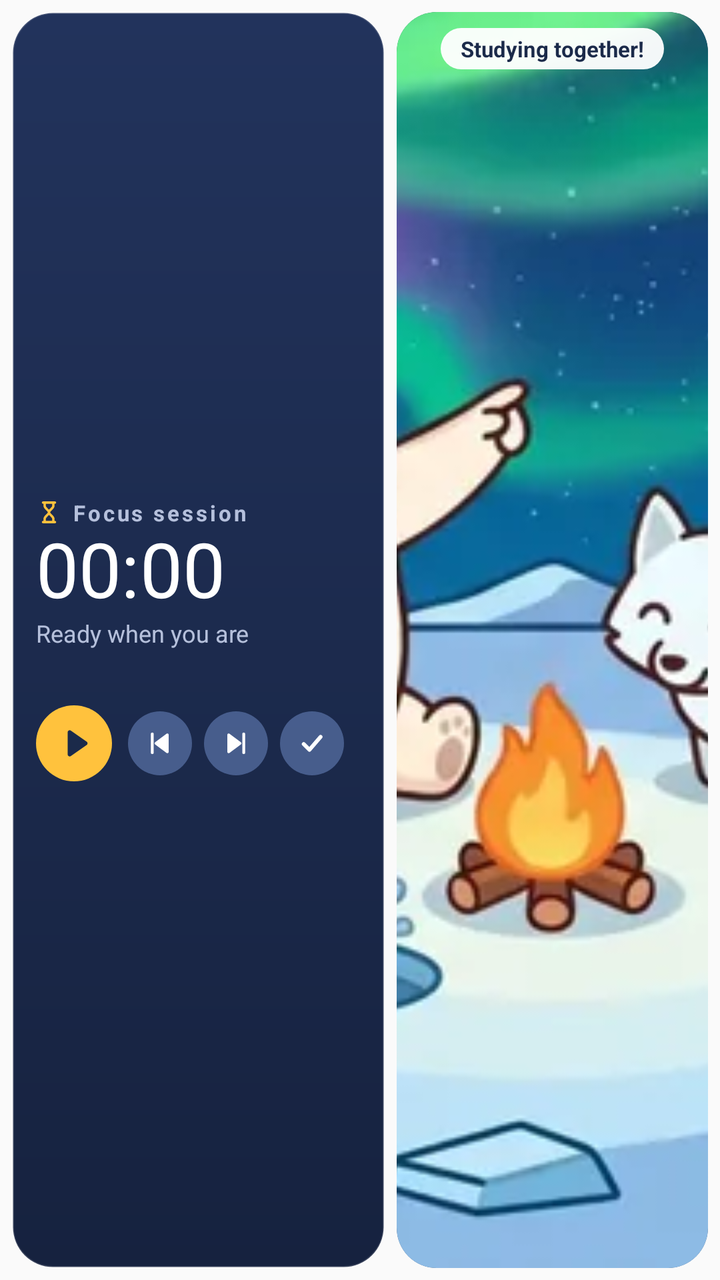
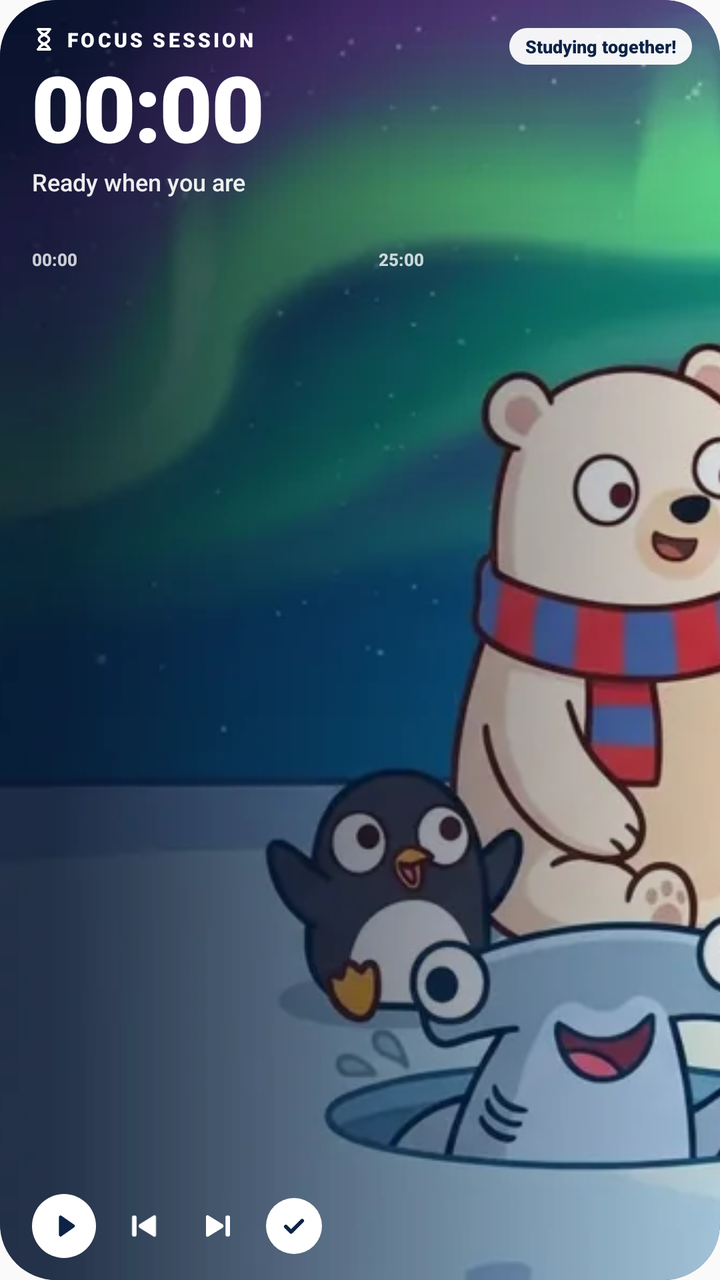

An Android layout rendered at two revisions. The XML below is the earlier revision; the diff shows what the commit changed to produce the second picture.
<!-- AndroidManifest.xml: another module's application theme AppTheme -->
<!-- res/layout/fp_widget_large.xml -->
<?xml version="1.0" encoding="utf-8"?>
<LinearLayout xmlns:android="http://schemas.android.com/apk/res/android"
    android:id="@+id/fp_root"
    android:layout_width="match_parent"
    android:layout_height="match_parent"
    android:background="@drawable/fp_widget_bg"
    android:orientation="horizontal"
    android:padding="6dp">

    
    <LinearLayout
        android:id="@+id/fp_card"
        android:layout_width="0dp"
        android:layout_height="match_parent"
        android:layout_weight="1.2"
        android:background="@drawable/fp_card_dark"
        android:gravity="center_vertical"
        android:orientation="vertical"
        android:paddingStart="12dp"
        android:paddingTop="8dp"
        android:paddingEnd="12dp"
        android:paddingBottom="8dp">

        <LinearLayout
            android:layout_width="wrap_content"
            android:layout_height="wrap_content"
            android:gravity="center_vertical"
            android:orientation="horizontal">

            <ImageView
                android:layout_width="13dp"
                android:layout_height="13dp"
                android:importantForAccessibility="no"
                android:src="@drawable/fp_ic_hourglass" />

            <TextView
                android:id="@+id/fp_mode"
                android:layout_width="wrap_content"
                android:layout_height="wrap_content"
                android:layout_marginStart="5dp"
                android:letterSpacing="0.12"
                android:maxLines="1"
                android:text="@string/fp_mode_study"
                android:textColor="#CCDCE6FF"
                android:textSize="11sp"
                android:textStyle="bold" />
        </LinearLayout>

        <Chronometer
            android:id="@+id/fp_time"
            style="@style/FpTime"
            android:layout_width="wrap_content"
            android:layout_height="wrap_content"
            android:includeFontPadding="false"
            android:textColor="#FFFFFFFF"
            android:textSize="38sp" />

        <TextView
            android:id="@+id/fp_phrase"
            android:layout_width="match_parent"
            android:layout_height="wrap_content"
            android:ellipsize="end"
            android:maxLines="1"
            android:text="@string/fp_phrase_study_idle"
            android:textColor="#CCDCE6FF"
            android:textSize="12sp" />

        <ImageView
            android:id="@+id/fp_bar"
            android:layout_width="match_parent"
            android:layout_height="20dp"
            android:layout_marginTop="4dp"
            android:importantForAccessibility="no"
            android:scaleType="fitCenter" />

        <LinearLayout
            android:layout_width="match_parent"
            android:layout_height="wrap_content"
            android:layout_marginTop="4dp"
            android:gravity="center_vertical"
            android:orientation="horizontal">

            <ImageButton
                android:id="@+id/fp_toggle"
                android:layout_width="38dp"
                android:layout_height="38dp"
                android:background="@drawable/fp_btn_main"
                android:contentDescription="@string/fp_start"
                android:padding="9dp"
                android:scaleType="fitCenter"
                android:src="@drawable/fp_ic_play" />

            <ImageButton
                android:id="@+id/fp_reset"
                android:layout_width="32dp"
                android:layout_height="32dp"
                android:layout_marginStart="8dp"
                android:background="@drawable/fp_btn"
                android:contentDescription="@string/fp_reset"
                android:padding="8dp"
                android:scaleType="fitCenter"
                android:src="@drawable/fp_ic_prev" />

            <ImageButton
                android:id="@+id/fp_skip"
                android:layout_width="32dp"
                android:layout_height="32dp"
                android:layout_marginStart="6dp"
                android:background="@drawable/fp_btn"
                android:contentDescription="@string/fp_skip"
                android:padding="8dp"
                android:scaleType="fitCenter"
                android:src="@drawable/fp_ic_next" />

            <ImageButton
                android:id="@+id/fp_finish"
                android:layout_width="32dp"
                android:layout_height="32dp"
                android:layout_marginStart="6dp"
                android:background="@drawable/fp_btn"
                android:contentDescription="@string/fp_finish"
                android:padding="7dp"
                android:scaleType="fitCenter"
                android:src="@drawable/fp_ic_check" />
        </LinearLayout>
    </LinearLayout>

    
    <FrameLayout
        android:layout_width="0dp"
        android:layout_height="match_parent"
        android:layout_marginStart="6dp"
        android:layout_weight="1">

        <ImageView
            android:id="@+id/fp_art"
            android:layout_width="match_parent"
            android:layout_height="match_parent"
            android:background="@drawable/fp_art_round"
            android:clipToOutline="true"
            android:contentDescription="@string/fp_widget_large"
            android:scaleType="centerCrop"
            android:src="@drawable/fp_widget_amigos" />

        <TextView
            android:id="@+id/fp_bubble"
            android:layout_width="wrap_content"
            android:layout_height="wrap_content"
            android:layout_gravity="top|center_horizontal"
            android:layout_marginTop="8dp"
            android:background="@drawable/fp_bubble"
            android:maxLines="1"
            android:paddingStart="10dp"
            android:paddingTop="3dp"
            android:paddingEnd="10dp"
            android:paddingBottom="3dp"
            android:text="@string/fp_bubble_study"
            android:textColor="#FF1B2A4A"
            android:textSize="11sp"
            android:textStyle="bold" />
    </FrameLayout>
</LinearLayout>
<!-- resources referenced by this layout -->
<resources>
  <!-- drawable fp_art_round (drawable) -->
  <?xml version="1.0" encoding="utf-8"?>
  <shape xmlns:android="http://schemas.android.com/apk/res/android" android:shape="rectangle">
      <corners android:radius="20dp" />
      <solid android:color="#FF16223F" />
  </shape>
  <!-- drawable fp_btn (drawable) -->
  <?xml version="1.0" encoding="utf-8"?>
  <shape xmlns:android="http://schemas.android.com/apk/res/android" android:shape="oval">
      <solid android:color="#B35A74A8" />
  </shape>
  <!-- drawable fp_btn_main (drawable) -->
  <?xml version="1.0" encoding="utf-8"?>
  <shape xmlns:android="http://schemas.android.com/apk/res/android" android:shape="oval">
      <solid android:color="#FFFFC23D" />
  </shape>
  <!-- drawable fp_bubble (drawable) -->
  <?xml version="1.0" encoding="utf-8"?>
  <shape xmlns:android="http://schemas.android.com/apk/res/android" android:shape="rectangle">
      <corners android:radius="12dp" />
      <solid android:color="#F2FFFFFF" />
  </shape>
  <!-- drawable fp_card_dark (drawable) -->
  <?xml version="1.0" encoding="utf-8"?>
  <shape xmlns:android="http://schemas.android.com/apk/res/android" android:shape="rectangle">
      <corners android:radius="20dp" />
      <gradient android:angle="270" android:startColor="#FF22335C" android:endColor="#FF16223F" />
      <stroke android:width="1dp" android:color="#26FFFFFF" />
  </shape>
  <!-- drawable fp_ic_check (drawable) -->
  <?xml version="1.0" encoding="utf-8"?>
  <vector xmlns:android="http://schemas.android.com/apk/res/android"
      android:width="24dp" android:height="24dp" android:viewportWidth="24" android:viewportHeight="24">
      <path android:strokeColor="#FFFFFFFF" android:strokeWidth="2.6" android:strokeLineCap="round" android:strokeLineJoin="round" android:fillColor="#00000000" android:pathData="M6.5 12.5l3.8 3.8 7.4-8.6" />
  </vector>
  <!-- drawable fp_ic_hourglass (drawable) -->
  <?xml version="1.0" encoding="utf-8"?>
  <vector xmlns:android="http://schemas.android.com/apk/res/android"
      android:width="24dp" android:height="24dp" android:viewportWidth="24" android:viewportHeight="24">
      <path android:strokeColor="#FFFFC23D" android:strokeWidth="2.2" android:strokeLineCap="round" android:strokeLineJoin="round" android:fillColor="#00000000" android:pathData="M6.5 3h11M6.5 21h11M8 3v3.2c0 2.2 4 3.6 4 5.8s-4 3.6-4 5.8V21M16 3v3.2c0 2.2-4 3.6-4 5.8s4 3.6 4 5.8V21" />
  </vector>
  <!-- drawable fp_ic_next (drawable) -->
  <?xml version="1.0" encoding="utf-8"?>
  <vector xmlns:android="http://schemas.android.com/apk/res/android"
      android:width="24dp" android:height="24dp" android:viewportWidth="24" android:viewportHeight="24">
      <path android:fillColor="#FFFFFFFF" android:pathData="M5.5 5.6a1 1 0 0 1 1.6-.8l8.6 6.4a1 1 0 0 1 0 1.6l-8.6 6.4a1 1 0 0 1-1.6-.8z" />
      <path android:strokeColor="#FFFFFFFF" android:strokeWidth="2.2" android:strokeLineCap="round" android:strokeLineJoin="round" android:fillColor="#00000000" android:pathData="M17.8 5v14" />
  </vector>
  <!-- drawable fp_ic_play (drawable) -->
  <?xml version="1.0" encoding="utf-8"?>
  <vector xmlns:android="http://schemas.android.com/apk/res/android"
      android:width="24dp" android:height="24dp" android:viewportWidth="24" android:viewportHeight="24">
      <path android:fillColor="#FF1B2A4A" android:pathData="M8.2 5.3a1.2 1.2 0 0 1 1.8-1l9.6 6.7a1.2 1.2 0 0 1 0 2L10 19.7a1.2 1.2 0 0 1-1.8-1z" />
  </vector>
  <!-- drawable fp_ic_prev (drawable) -->
  <?xml version="1.0" encoding="utf-8"?>
  <vector xmlns:android="http://schemas.android.com/apk/res/android"
      android:width="24dp" android:height="24dp" android:viewportWidth="24" android:viewportHeight="24">
      <path android:fillColor="#FFFFFFFF" android:pathData="M18.5 5.6a1 1 0 0 0-1.6-.8l-8.6 6.4a1 1 0 0 0 0 1.6l8.6 6.4a1 1 0 0 0 1.6-.8z" />
      <path android:strokeColor="#FFFFFFFF" android:strokeWidth="2.2" android:strokeLineCap="round" android:strokeLineJoin="round" android:fillColor="#00000000" android:pathData="M6.2 5v14" />
  </vector>
  <!-- drawable fp_widget_amigos: webp bitmap (drawable-nodpi, 22660 bytes) -->
  <!-- drawable fp_widget_bg (drawable) -->
  <?xml version="1.0" encoding="utf-8"?>
  <shape xmlns:android="http://schemas.android.com/apk/res/android" android:shape="rectangle">
      <solid android:color="@android:color/transparent" />
  </shape>
  <string name="fp_reset">Reset</string>
  <style name="FpTime">
          <item name="android:fontFamily">sans-serif-black</item>
      </style>
  <!-- unchanged entries left out for length: 8 -->
</resources>

<!-- the commit's change to res/layout/fp_widget_large.xml (unified diff, before → after) -->
@@ -1,162 +1,191 @@
 <?xml version="1.0" encoding="utf-8"?>
-<LinearLayout xmlns:android="http://schemas.android.com/apk/res/android"
-    android:id="@+id/fp_root"
+<FrameLayout xmlns:android="http://schemas.android.com/apk/res/android"
+    android:id="@android:id/background"
     android:layout_width="match_parent"
     android:layout_height="match_parent"
-    android:background="@drawable/fp_widget_bg"
-    android:orientation="horizontal"
-    android:padding="6dp">
+    android:background="@drawable/fp_widget_frame"
+    android:clipToOutline="true">
 
-    
+    <ImageView
+        android:id="@+id/fp_art"
+        android:layout_width="match_parent"
+        android:layout_height="match_parent"
+        android:contentDescription="@string/fp_widget_large"
+        android:scaleType="centerCrop"
+        android:src="@drawable/fp_widget_art_large" />
+
     <LinearLayout
-        android:id="@+id/fp_card"
-        android:layout_width="0dp"
+        android:layout_width="match_parent"
         android:layout_height="match_parent"
-        android:layout_weight="1.2"
-        android:background="@drawable/fp_card_dark"
-        android:gravity="center_vertical"
-        android:orientation="vertical"
-        android:paddingStart="12dp"
-        android:paddingTop="8dp"
-        android:paddingEnd="12dp"
-        android:paddingBottom="8dp">
+        android:orientation="horizontal">
 
         <LinearLayout
-            android:layout_width="wrap_content"
-            android:layout_height="wrap_content"
-            android:gravity="center_vertical"
-            android:orientation="horizontal">
+            android:id="@+id/fp_col"
+            android:layout_width="0dp"
+            android:layout_height="match_parent"
+            android:layout_weight="60"
+            android:orientation="vertical"
+            android:paddingStart="16dp"
+            android:paddingTop="13dp"
+            android:paddingEnd="4dp"
+            android:paddingBottom="11dp">
+
+            <LinearLayout
+                android:layout_width="wrap_content"
+                android:layout_height="wrap_content"
+                android:gravity="center_vertical"
+                android:orientation="horizontal">
+
+                <ImageView
+                    android:id="@+id/fp_mode_icon"
+                    android:layout_width="12dp"
+                    android:layout_height="12dp"
+                    android:importantForAccessibility="no"
+                    android:src="@drawable/fp_ic_hourglass" />
+
+                <TextView
+                    android:id="@+id/fp_mode"
+                    style="@style/FpMode"
+                    android:layout_width="wrap_content"
+                    android:layout_height="wrap_content"
+                    android:layout_marginStart="5dp"
+                    android:text="@string/fp_mode_study"
+                    android:textAllCaps="true"
+                    android:textSize="10sp" />
+            </LinearLayout>
+
+            <Chronometer
+                android:id="@+id/fp_time"
+                style="@style/FpTime"
+                android:layout_width="wrap_content"
+                android:layout_height="wrap_content"
+                android:layout_marginTop="2dp"
+                android:textSize="46sp" />
+
+            <TextView
+                android:id="@+id/fp_phrase"
+                android:layout_width="match_parent"
+                android:layout_height="wrap_content"
+                android:ellipsize="end"
+                android:fontFamily="sans-serif-medium"
+                android:maxLines="1"
+                android:text="@string/fp_phrase_study_idle"
+                android:textColor="#EBFFFFFF"
+                android:textSize="12sp" />
 
             <ImageView
-                android:layout_width="13dp"
-                android:layout_height="13dp"
+                android:id="@+id/fp_bar"
+                android:layout_width="match_parent"
+                android:layout_height="24dp"
+                android:layout_marginTop="2dp"
                 android:importantForAccessibility="no"
-                android:src="@drawable/fp_ic_hourglass" />
+                android:scaleType="fitXY" />
 
-            <TextView
-                android:id="@+id/fp_mode"
+            <LinearLayout
+                android:id="@+id/fp_labels"
+                android:layout_width="match_parent"
+                android:layout_height="wrap_content"
+                android:orientation="horizontal">
+
+                <Chronometer
+                    android:id="@+id/fp_elapsed"
+                    style="@style/FpSmall"
+                    android:layout_width="wrap_content"
+                    android:layout_height="wrap_content" />
+
+                <FrameLayout
+                    android:layout_width="0dp"
+                    android:layout_height="1dp"
+                    android:layout_weight="1" />
+
+                <TextView
+                    android:id="@+id/fp_total"
+                    style="@style/FpSmall"
+                    android:layout_width="wrap_content"
+                    android:layout_height="wrap_content"
+                    android:text="25:00" />
+            </LinearLayout>
+
+            <FrameLayout
+                android:layout_width="match_parent"
+                android:layout_height="0dp"
+                android:layout_weight="1"
+                android:minHeight="4dp" />
+
+            <LinearLayout
                 android:layout_width="wrap_content"
                 android:layout_height="wrap_content"
-                android:layout_marginStart="5dp"
-                android:letterSpacing="0.12"
-                android:maxLines="1"
-                android:text="@string/fp_mode_study"
-                android:textColor="#CCDCE6FF"
-                android:textSize="11sp"
-                android:textStyle="bold" />
+                android:gravity="center_vertical"
+                android:orientation="horizontal">
+
+                <ImageButton
+                    android:id="@+id/fp_toggle"
+                    android:layout_width="32dp"
+                    android:layout_height="32dp"
+                    android:background="@drawable/fp_btn_white"
+                    android:contentDescription="@string/fp_start"
+                    android:padding="8dp"
+                    android:scaleType="fitCenter"
+                    android:src="@drawable/fp_ic_play" />
+
+                <ImageButton
+                    android:id="@+id/fp_reset"
+                    android:layout_width="26dp"
+                    android:layout_height="26dp"
+                    android:layout_marginStart="11dp"
+                    android:background="@drawable/fp_btn_ghost"
+                    android:contentDescription="@string/fp_reset"
+                    android:padding="4dp"
+                    android:scaleType="fitCenter"
+                    android:src="@drawable/fp_ic_prev" />
+
+                <ImageButton
+                    android:id="@+id/fp_skip"
+                    android:layout_width="26dp"
+                    android:layout_height="26dp"
+                    android:layout_marginStart="11dp"
+                    android:background="@drawable/fp_btn_ghost"
+                    android:contentDescription="@string/fp_skip"
+                    android:padding="4dp"
+                    android:scaleType="fitCenter"
+                    android:src="@drawable/fp_ic_next" />
+
+                <ImageButton
+                    android:id="@+id/fp_finish"
+                    android:layout_width="28dp"
+                    android:layout_height="28dp"
+                    android:layout_marginStart="11dp"
+                    android:background="@drawable/fp_btn_white"
+                    android:contentDescription="@string/fp_finish"
+                    android:padding="7dp"
+                    android:scaleType="fitCenter"
+                    android:src="@drawable/fp_ic_check_navy" />
+            </LinearLayout>
         </LinearLayout>
 
-        <Chronometer
-            android:id="@+id/fp_time"
-            style="@style/FpTime"
-            android:layout_width="wrap_content"
-            android:layout_height="wrap_content"
-            android:includeFontPadding="false"
-            android:textColor="#FFFFFFFF"
-            android:textSize="38sp" />
-
-        <TextView
-            android:id="@+id/fp_phrase"
-            android:layout_width="match_parent"
-            android:layout_height="wrap_content"
-            android:ellipsize="end"
-            android:maxLines="1"
-            android:text="@string/fp_phrase_study_idle"
-            android:textColor="#CCDCE6FF"
-            android:textSize="12sp" />
-
-        <ImageView
-            android:id="@+id/fp_bar"
-            android:layout_width="match_parent"
-            android:layout_height="20dp"
-            android:layout_marginTop="4dp"
-            android:importantForAccessibility="no"
-            android:scaleType="fitCenter" />
-
-        <LinearLayout
-            android:layout_width="match_parent"
-            android:layout_height="wrap_content"
-            android:layout_marginTop="4dp"
-            android:gravity="center_vertical"
-            android:orientation="horizontal">
-
-            <ImageButton
-                android:id="@+id/fp_toggle"
-                android:layout_width="38dp"
-                android:layout_height="38dp"
-                android:background="@drawable/fp_btn_main"
-                android:contentDescription="@string/fp_start"
-                android:padding="9dp"
-                android:scaleType="fitCenter"
-                android:src="@drawable/fp_ic_play" />
-
-            <ImageButton
-                android:id="@+id/fp_reset"
-                android:layout_width="32dp"
-                android:layout_height="32dp"
-                android:layout_marginStart="8dp"
-                android:background="@drawable/fp_btn"
-                android:contentDescription="@string/fp_reset"
-                android:padding="8dp"
-                android:scaleType="fitCenter"
-                android:src="@drawable/fp_ic_prev" />
-
-            <ImageButton
-                android:id="@+id/fp_skip"
-                android:layout_width="32dp"
-                android:layout_height="32dp"
-                android:layout_marginStart="6dp"
-                android:background="@drawable/fp_btn"
-                android:contentDescription="@string/fp_skip"
-                android:padding="8dp"
-                android:scaleType="fitCenter"
-                android:src="@drawable/fp_ic_next" />
-
-            <ImageButton
-                android:id="@+id/fp_finish"
-                android:layout_width="32dp"
-                android:layout_height="32dp"
-                android:layout_marginStart="6dp"
-                android:background="@drawable/fp_btn"
-                android:contentDescription="@string/fp_finish"
-                android:padding="7dp"
-                android:scaleType="fitCenter"
-                android:src="@drawable/fp_ic_check" />
-        </LinearLayout>
+        
+        <FrameLayout
+            android:id="@+id/fp_open"
+            android:layout_width="0dp"
+            android:layout_height="match_parent"
+            android:layout_weight="40" />
     </LinearLayout>
 
-    
-    <FrameLayout
-        android:layout_width="0dp"
-        android:layout_height="match_parent"
-        android:layout_marginStart="6dp"
-        android:layout_weight="1">
-
-        <ImageView
-            android:id="@+id/fp_art"
-            android:layout_width="match_parent"
-            android:layout_height="match_parent"
-            android:background="@drawable/fp_art_round"
-            android:clipToOutline="true"
-            android:contentDescription="@string/fp_widget_large"
-            android:scaleType="centerCrop"
-            android:src="@drawable/fp_widget_amigos" />
-
-        <TextView
-            android:id="@+id/fp_bubble"
-            android:layout_width="wrap_content"
-            android:layout_height="wrap_content"
-            android:layout_gravity="top|center_horizontal"
-            android:layout_marginTop="8dp"
-            android:background="@drawable/fp_bubble"
-            android:maxLines="1"
-            android:paddingStart="10dp"
-            android:paddingTop="3dp"
-            android:paddingEnd="10dp"
-            android:paddingBottom="3dp"
-            android:text="@string/fp_bubble_study"
-            android:textColor="#FF1B2A4A"
-            android:textSize="11sp"
-            android:textStyle="bold" />
-    </FrameLayout>
-</LinearLayout>
+    <TextView
+        android:id="@+id/fp_bubble"
+        android:layout_width="wrap_content"
+        android:layout_height="wrap_content"
+        android:layout_gravity="top|end"
+        android:layout_marginTop="14dp"
+        android:layout_marginEnd="14dp"
+        android:background="@drawable/fp_bubble"
+        android:fontFamily="sans-serif-black"
+        android:maxLines="1"
+        android:paddingStart="8dp"
+        android:paddingTop="3dp"
+        android:paddingEnd="8dp"
+        android:paddingBottom="3dp"
+        android:text="@string/fp_bubble_study"
+        android:textColor="#FF0D2346"
+        android:textSize="9sp" />
+</FrameLayout>
<!-- resource entries referenced after the edit -->
@@ -1,76 +1,92 @@
 <!-- resources referenced by this layout -->
 <resources>
-  <!-- drawable fp_art_round (drawable) -->
+  <!-- drawable fp_btn_ghost (drawable) -->
   <?xml version="1.0" encoding="utf-8"?>
-  <shape xmlns:android="http://schemas.android.com/apk/res/android" android:shape="rectangle">
-      <corners android:radius="20dp" />
-      <solid android:color="#FF16223F" />
-  </shape>
-  <!-- drawable fp_btn (drawable) -->
+  <ripple xmlns:android="http://schemas.android.com/apk/res/android" android:color="#40FFFFFF">
+      <item android:id="@android:id/mask">
+          <shape android:shape="oval">
+              <solid android:color="#FFFFFFFF" />
+          </shape>
+      </item>
+  </ripple>
+  <!-- drawable fp_btn_white (drawable) -->
   <?xml version="1.0" encoding="utf-8"?>
-  <shape xmlns:android="http://schemas.android.com/apk/res/android" android:shape="oval">
-      <solid android:color="#B35A74A8" />
-  </shape>
-  <!-- drawable fp_btn_main (drawable) -->
-  <?xml version="1.0" encoding="utf-8"?>
-  <shape xmlns:android="http://schemas.android.com/apk/res/android" android:shape="oval">
-      <solid android:color="#FFFFC23D" />
-  </shape>
+  <ripple xmlns:android="http://schemas.android.com/apk/res/android" android:color="#26000000">
+      <item>
+          <shape android:shape="oval">
+              <solid android:color="#FFFFFFFF" />
+          </shape>
+      </item>
+  </ripple>
   <!-- drawable fp_bubble (drawable) -->
   <?xml version="1.0" encoding="utf-8"?>
   <shape xmlns:android="http://schemas.android.com/apk/res/android" android:shape="rectangle">
-      <corners android:radius="12dp" />
-      <solid android:color="#F2FFFFFF" />
+      <corners android:radius="9dp" />
+      <solid android:color="#F0FFFFFF" />
   </shape>
-  <!-- drawable fp_card_dark (drawable) -->
-  <?xml version="1.0" encoding="utf-8"?>
-  <shape xmlns:android="http://schemas.android.com/apk/res/android" android:shape="rectangle">
-      <corners android:radius="20dp" />
-      <gradient android:angle="270" android:startColor="#FF22335C" android:endColor="#FF16223F" />
-      <stroke android:width="1dp" android:color="#26FFFFFF" />
-  </shape>
-  <!-- drawable fp_ic_check (drawable) -->
+  <!-- drawable fp_ic_check_navy (drawable) -->
   <?xml version="1.0" encoding="utf-8"?>
   <vector xmlns:android="http://schemas.android.com/apk/res/android"
       android:width="24dp" android:height="24dp" android:viewportWidth="24" android:viewportHeight="24">
-      <path android:strokeColor="#FFFFFFFF" android:strokeWidth="2.6" android:strokeLineCap="round" android:strokeLineJoin="round" android:fillColor="#00000000" android:pathData="M6.5 12.5l3.8 3.8 7.4-8.6" />
+      <path android:strokeColor="#FF0D2346" android:strokeWidth="3.2" android:strokeLineCap="round" android:strokeLineJoin="round" android:fillColor="#00000000" android:pathData="M5 12.5l4.5 4.5L19 7.5" />
   </vector>
   <!-- drawable fp_ic_hourglass (drawable) -->
   <?xml version="1.0" encoding="utf-8"?>
   <vector xmlns:android="http://schemas.android.com/apk/res/android"
       android:width="24dp" android:height="24dp" android:viewportWidth="24" android:viewportHeight="24">
-      <path android:strokeColor="#FFFFC23D" android:strokeWidth="2.2" android:strokeLineCap="round" android:strokeLineJoin="round" android:fillColor="#00000000" android:pathData="M6.5 3h11M6.5 21h11M8 3v3.2c0 2.2 4 3.6 4 5.8s-4 3.6-4 5.8V21M16 3v3.2c0 2.2-4 3.6-4 5.8s4 3.6 4 5.8V21" />
+      <path android:strokeColor="#FFFFFFFF" android:strokeWidth="2.6" android:strokeLineCap="round" android:strokeLineJoin="round" android:fillColor="#00000000" android:pathData="M6 2h12M6 22h12M7 2c0 5 10 6 10 10S7 17 7 22M17 2c0 5-10 6-10 10s10 5 10 10" />
   </vector>
   <!-- drawable fp_ic_next (drawable) -->
   <?xml version="1.0" encoding="utf-8"?>
   <vector xmlns:android="http://schemas.android.com/apk/res/android"
       android:width="24dp" android:height="24dp" android:viewportWidth="24" android:viewportHeight="24">
-      <path android:fillColor="#FFFFFFFF" android:pathData="M5.5 5.6a1 1 0 0 1 1.6-.8l8.6 6.4a1 1 0 0 1 0 1.6l-8.6 6.4a1 1 0 0 1-1.6-.8z" />
-      <path android:strokeColor="#FFFFFFFF" android:strokeWidth="2.2" android:strokeLineCap="round" android:strokeLineJoin="round" android:fillColor="#00000000" android:pathData="M17.8 5v14" />
+      <path android:fillColor="#FFFFFFFF" android:pathData="M18.2,5L18.8,5A1.2,1.2 0 0 1 20,6.2L20,17.8A1.2,1.2 0 0 1 18.8,19L18.2,19A1.2,1.2 0 0 1 17,17.8L17,6.2A1.2,1.2 0 0 1 18.2,5z" />
+      <path android:fillColor="#FFFFFFFF" android:pathData="M4 5.8v12.4a1 1 0 0 0 1.5.86L15 13.2a1.4 1.4 0 0 0 0-2.4L5.5 4.94A1 1 0 0 0 4 5.8Z" />
   </vector>
   <!-- drawable fp_ic_play (drawable) -->
   <?xml version="1.0" encoding="utf-8"?>
   <vector xmlns:android="http://schemas.android.com/apk/res/android"
       android:width="24dp" android:height="24dp" android:viewportWidth="24" android:viewportHeight="24">
-      <path android:fillColor="#FF1B2A4A" android:pathData="M8.2 5.3a1.2 1.2 0 0 1 1.8-1l9.6 6.7a1.2 1.2 0 0 1 0 2L10 19.7a1.2 1.2 0 0 1-1.8-1z" />
+      <path android:fillColor="#FF0D2346" android:pathData="M8.2 5.3a1.2 1.2 0 0 1 1.8-1l9.6 6.7a1.2 1.2 0 0 1 0 2L10 19.7a1.2 1.2 0 0 1-1.8-1z" />
   </vector>
   <!-- drawable fp_ic_prev (drawable) -->
   <?xml version="1.0" encoding="utf-8"?>
   <vector xmlns:android="http://schemas.android.com/apk/res/android"
       android:width="24dp" android:height="24dp" android:viewportWidth="24" android:viewportHeight="24">
-      <path android:fillColor="#FFFFFFFF" android:pathData="M18.5 5.6a1 1 0 0 0-1.6-.8l-8.6 6.4a1 1 0 0 0 0 1.6l8.6 6.4a1 1 0 0 0 1.6-.8z" />
-      <path android:strokeColor="#FFFFFFFF" android:strokeWidth="2.2" android:strokeLineCap="round" android:strokeLineJoin="round" android:fillColor="#00000000" android:pathData="M6.2 5v14" />
+      <path android:fillColor="#FFFFFFFF" android:pathData="M5.2,5L5.8,5A1.2,1.2 0 0 1 7,6.2L7,17.8A1.2,1.2 0 0 1 5.8,19L5.2,19A1.2,1.2 0 0 1 4,17.8L4,6.2A1.2,1.2 0 0 1 5.2,5z" />
+      <path android:fillColor="#FFFFFFFF" android:pathData="M20 5.8v12.4a1 1 0 0 1-1.5.86L9 13.2a1.4 1.4 0 0 1 0-2.4l9.5-5.86A1 1 0 0 1 20 5.8Z" />
   </vector>
-  <!-- drawable fp_widget_amigos: webp bitmap (drawable-nodpi, 22660 bytes) -->
-  <!-- drawable fp_widget_bg (drawable) -->
+  <!-- drawable fp_widget_art_large: webp bitmap (drawable-nodpi, 38360 bytes) -->
+  <!-- drawable fp_widget_frame (drawable) -->
   <?xml version="1.0" encoding="utf-8"?>
   <shape xmlns:android="http://schemas.android.com/apk/res/android" android:shape="rectangle">
-      <solid android:color="@android:color/transparent" />
+      <corners android:radius="@dimen/fp_widget_radius" />
+      <solid android:color="#FF0D1A36" />
   </shape>
-  <string name="fp_reset">Reset</string>
+  <string name="fp_reset">Start over</string>
+  <style name="FpMode">
+          <item name="android:fontFamily">sans-serif-black</item>
+          <item name="android:letterSpacing">0.14</item>
+          <item name="android:textColor">#FFFFFFFF</item>
+          <item name="android:maxLines">1</item>
+          <item name="android:ellipsize">end</item>
+      </style>
+  <style name="FpSmall">
+          <item name="android:fontFamily">sans-serif-medium</item>
+          <item name="android:textStyle">bold</item>
+          <item name="android:textColor">#C7FFFFFF</item>
+          <item name="android:textSize">8.5sp</item>
+          <item name="android:maxLines">1</item>
+          <item name="android:includeFontPadding">false</item>
+      </style>
   <style name="FpTime">
           <item name="android:fontFamily">sans-serif-black</item>
+          <item name="android:includeFontPadding">false</item>
+          <item name="android:letterSpacing">-0.02</item>
+          <item name="android:textColor">#FFFFFFFF</item>
+          <item name="android:maxLines">1</item>
       </style>
+  <dimen name="fp_widget_radius">24dp</dimen>
   <!-- unchanged entries left out for length: 8 -->
 </resources>
 
